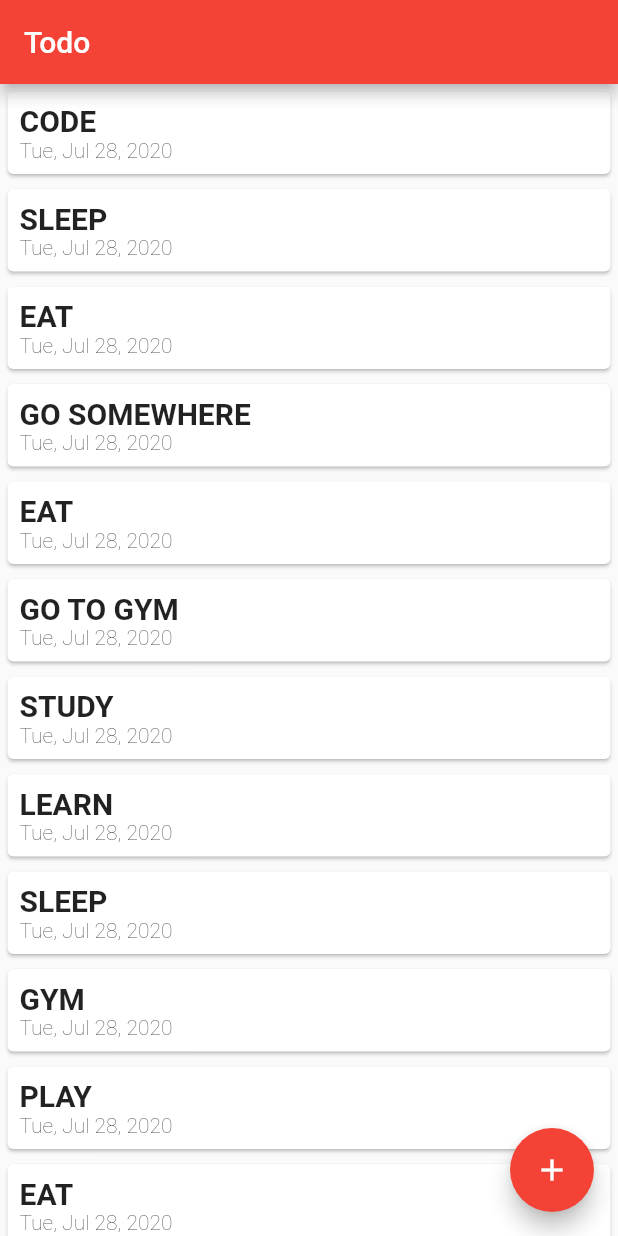
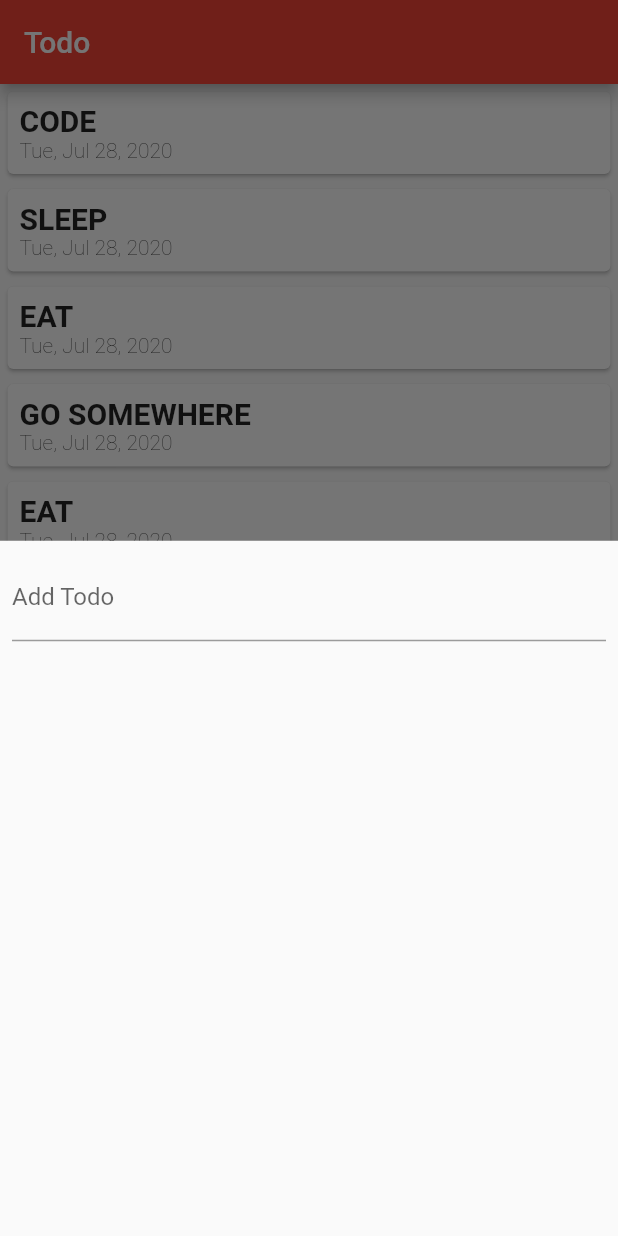
Before and after one commit to ArunMurugan78/Todo-App, a Flutter app: the screen it shows after launch, after a tap on the "add" icon, on a phone screen of 412 x 824 dp. Run offline on Flutter 3.47's test engine with Material 2 defaults, Android fonts, the phone set to English and light mode, and no system bars.

Commit message:
added many things

```diff
--- /dev/null
+++ b/lib/components/NewTodo.dart
@@ -0,0 +1,20 @@
+import 'package:flutter/material.dart';
+
+class NewTodo extends StatefulWidget {
+  @override
+  _NewTodoState createState() => _NewTodoState();
+}
+
+class _NewTodoState extends State<NewTodo> {
+  @override
+  Widget build(BuildContext context) {
+    return Column(
+      children: <Widget>[
+        Padding(
+          padding: EdgeInsets.all(8.0),
+          child: TextField(decoration: InputDecoration(labelText: "Add Todo"),),
+        )
+      ],
+    );
+  }
+}
--- a/lib/components/Todo.dart
+++ b/lib/components/Todo.dart
@@ -9,8 +9,6 @@ class Todo extends StatefulWidget {
 }
 
 class _TodoState extends State<Todo> {
-  Offset offset = Offset(0, 0);
-
   List<TodoModel> todos = [
     TodoModel(title: "CODE", type: Type.NOT_IMPORTANT),
     TodoModel(title: "SLEEP", type: Type.NOT_IMPORTANT),
@@ -27,6 +25,18 @@ class _TodoState extends State<Todo> {
     TodoModel(title: "CODE", type: Type.NOT_IMPORTANT),
   ];
 
+  handleDone(TodoModel e) {
+    setState(() {
+      List<TodoModel> temp = [];
+      for (int i = 0; i < todos.length; i++) {
+        if (e != todos[i]) {
+          temp.add(todos[i]);
+        }
+      }
+      todos = temp;
+    });
+  }
+
   @override
   Widget build(BuildContext context) {
     return SingleChildScrollView(
@@ -36,12 +46,7 @@ class _TodoState extends State<Todo> {
               .todos
               .map((e) => Container(
                     child: GestureDetector(
-                    onHorizontalDragUpdate: (details) {
-                      print(this.offset);
-                      setState(() {
-                        offset = details.localPosition;
-                      });
-                    },
+                      onDoubleTap: () => {handleDone(e)},
                       child: Card(
                           child: Padding(
                         padding: const EdgeInsets.all(8.0),
@@ -62,8 +67,9 @@ class _TodoState extends State<Todo> {
                         ),
                       )),
                     ),
-                  width: double.infinity,
-                  padding: EdgeInsets.all(1)))
+                    width: double.maxFinite,
+                    padding: EdgeInsets.all(1),
+                  ))
               .toList()
         ],
       ),
--- a/lib/main.dart
+++ b/lib/main.dart
@@ -1,6 +1,8 @@
 import 'package:Todo/components/Todo.dart';
 import 'package:flutter/material.dart';
 import './components/Todo.dart';
+import './components/NewTodo.dart';
+
 
 void main() {
   runApp(RootApp());
@@ -32,7 +34,32 @@ class _MainState extends State<MainApp> {
       ),
       body: Todo(),
       floatingActionButton: FloatingActionButton(
-        onPressed: () {},
+        onPressed: () {
+          showModalBottomSheet<void>(
+            context: context,
+            builder: (BuildContext context) {
+              return Container(
+                height: 600,
+
+                child: Center(
+                  child: Column(
+                    mainAxisAlignment: MainAxisAlignment.start,
+                    mainAxisSize: MainAxisSize.max,
+                    children: <Widget>[
+                      // const Text('Modal BottomSheet'),
+                      // RaisedButton(
+                      //   child: const Text('Close BottomSheet'),
+                      //   onPressed: () => Navigator.pop(context),
+                      // )
+                      NewTodo()
+
+                    ],
+                  ),
+                ),
+              );
+            },
+          );
+        },
         child: Icon(Icons.add),
       ),
     );
```
Lines whose indentation alone changed are shown as unchanged.
